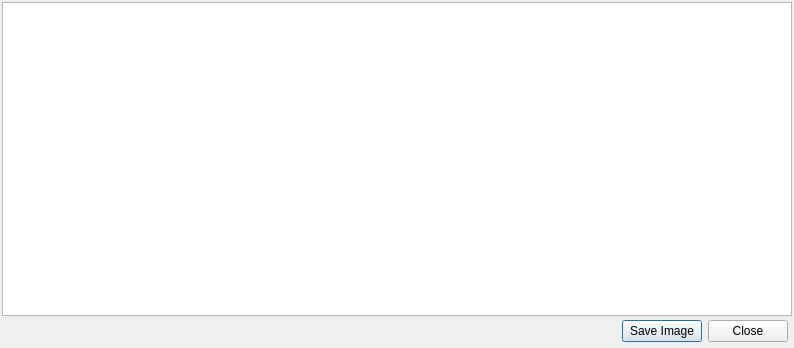
This is subarchitectures/conceptual.sa/branches/avs-iros11/src/c++/conceptual/components/Tester/ConceptualWidget/RCVisualizer.ui in marc-hanheide/cogx as Qt 5 draws it before an edit. The edited form follows.
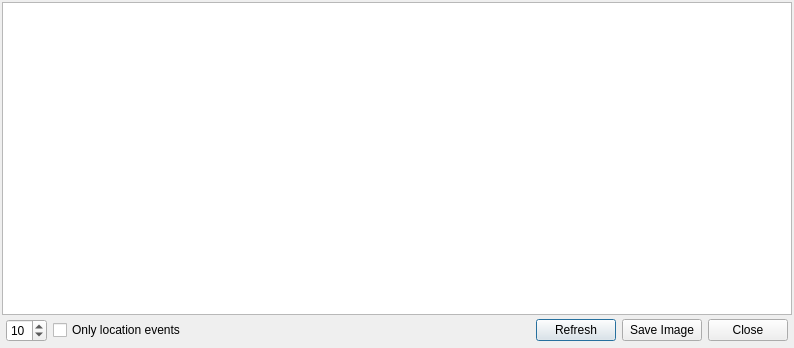
This is the edited form. Icons and pictures are not drawn.

```diff
--- a/subarchitectures/conceptual.sa/branches/avs-iros11/src/c++/conceptual/components/Tester/ConceptualWidget/RCVisualizer.ui
+++ b/subarchitectures/conceptual.sa/branches/avs-iros11/src/c++/conceptual/components/Tester/ConceptualWidget/RCVisualizer.ui
@@ -28,6 +28,23 @@
      <property name="margin">
       <number>4</number>
      </property>
+     <item>
+      <widget class="QSpinBox" name="widthSpinBox">
+       <property name="maximum">
+        <number>20</number>
+       </property>
+       <property name="value">
+        <number>10</number>
+       </property>
+      </widget>
+     </item>
+     <item>
+      <widget class="QCheckBox" name="locationEventsCheckBox">
+       <property name="text">
+        <string>Only location events</string>
+       </property>
+      </widget>
+     </item>
      <item>
       <spacer name="horizontalSpacer">
        <property name="orientation">
@@ -41,6 +58,17 @@
        </property>
       </spacer>
      </item>
+     <item>
+      <widget class="QPushButton" name="refreshButton">
+       <property name="text">
+        <string>Refresh</string>
+       </property>
+       <property name="icon">
+        <iconset resource="../resources.qrc">
+         <normaloff>:/icons/icons/reload.png</normaloff>:/icons/icons/reload.png</iconset>
+       </property>
+      </widget>
+     </item>
      <item>
       <widget class="QPushButton" name="saveImageButton">
        <property name="text">
```
